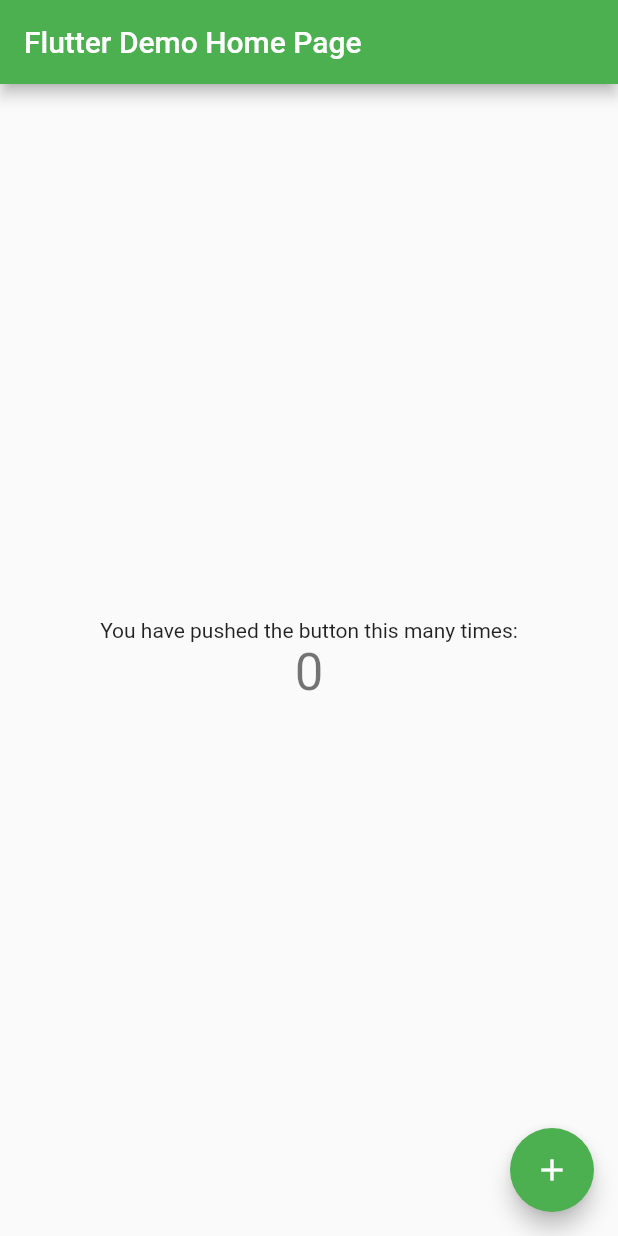
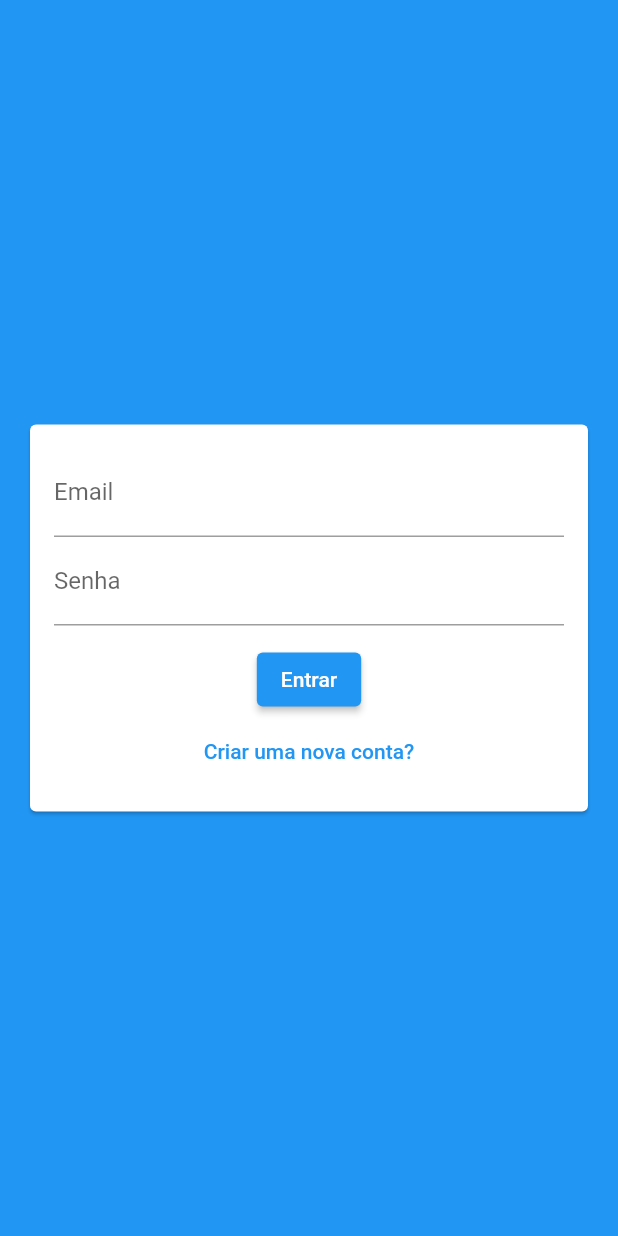
Before and after one commit to marcosmvgs/chat, a Flutter app: the screen it shows after launch, on a phone screen of 412 x 824 dp. Run offline on Flutter 3.47's test engine with Material 2 defaults, Android fonts, the phone set to English and light mode, and no system bars; our stand-ins replace image_picker; accounts and stored records are empty.

Commit message:
Implementando lógica de Login

```diff
--- /dev/null
+++ b/lib/components/auth_form.dart
@@ -0,0 +1,131 @@
+import 'dart:io';
+
+import 'package:chat/components/user_image_picker.dart';
+import 'package:chat/core/models/auth_form_data.dart';
+import 'package:flutter/material.dart';
+
+class AuthForm extends StatefulWidget {
+  final void Function(AuthFormData) onSubmit;
+
+  const AuthForm({
+    super.key,
+    required this.onSubmit,
+  });
+
+  @override
+  State<AuthForm> createState() => _AuthFormState();
+}
+
+class _AuthFormState extends State<AuthForm> {
+  final _formKey = GlobalKey<FormState>();
+  final _formData = AuthFormData();
+
+  void _handleImagePick(File image) {
+    _formData.image = image;
+  }
+
+  void _showError(String msg) {
+    ScaffoldMessenger.of(context).showSnackBar(
+      SnackBar(
+        content: Text(msg),
+        backgroundColor: Theme.of(context).errorColor,
+      ),
+    );
+  }
+
+  void _submit() {
+    final isValid = _formKey.currentState?.validate() ?? false;
+    if (!isValid) return;
+
+    if (_formData.image == null && _formData.isSignup) {
+      return _showError('Selecione uma imagem');
+    }
+
+    widget.onSubmit(_formData);
+  }
+
+  @override
+  Widget build(BuildContext context) {
+    return Card(
+      margin: const EdgeInsets.all(20),
+      child: Padding(
+        padding: const EdgeInsets.all(16),
+        child: Form(
+          key: _formKey,
+          child: Column(
+            children: [
+              if (_formData.isSignup)
+                UserImagePicker(
+                  onImagePick: _handleImagePick,
+                ),
+              if (_formData.isSignup)
+                TextFormField(
+                  key: const ValueKey('name'),
+                  initialValue: _formData.name,
+                  onChanged: (name) => _formData.name = name,
+                  decoration: const InputDecoration(
+                    labelText: 'Nome',
+                  ),
+                  validator: (name_) {
+                    final name = name_ ?? '';
+                    if (name.trim().length < 5) {
+                      return 'Nome deve ter no mínimo 5 caracteres';
+                    }
+                    return null;
+                  },
+                ),
+              TextFormField(
+                key: const ValueKey('email'),
+                initialValue: _formData.email,
+                onChanged: (email) => _formData.email = email,
+                decoration: const InputDecoration(
+                  labelText: 'Email',
+                ),
+                validator: (email_) {
+                  final email = email_ ?? '';
+                  if (!email.contains('@')) {
+                    return 'E-mail inválido.';
+                  }
+                  return null;
+                },
+              ),
+              TextFormField(
+                key: const ValueKey('password'),
+                initialValue: _formData.password,
+                onChanged: (password) => _formData.password = password,
+                obscureText: true,
+                decoration: const InputDecoration(
+                  labelText: 'Senha',
+                ),
+                validator: (password_) {
+                  final password = password_ ?? '';
+                  if (password.trim().length < 6) {
+                    return 'Senha deve ter no mínimo 6 caracteres';
+                  }
+                  return null;
+                },
+              ),
+              const SizedBox(height: 12),
+              ElevatedButton(
+                onPressed: _submit,
+                child: Text(
+                  _formData.isLogin ? 'Entrar' : 'Cadastrar',
+                ),
+              ),
+              TextButton(
+                onPressed: () {
+                  setState(() {
+                    _formData.toggleAuthMode();
+                  });
+                },
+                child: Text(_formData.isLogin
+                    ? 'Criar uma nova conta?'
+                    : 'Já possui conta?'),
+              )
+            ],
+          ),
+        ),
+      ),
+    );
+  }
+}
--- /dev/null
+++ b/lib/core/models/auth_form_data.dart
@@ -0,0 +1,25 @@
+import 'dart:io';
+
+enum Authmode { signup, login }
+
+class AuthFormData {
+  String name = '';
+  String email = '';
+  String password = '';
+  File? image;
+  Authmode _mode = Authmode.login;
+
+  bool get isLogin {
+    return _mode == Authmode.login;
+  }
+
+  bool get isSignup {
+    return _mode == Authmode.signup;
+  }
+
+  void toggleAuthMode() {
+    _mode = isLogin ? Authmode.signup : Authmode.login;
+  }
+
+
+}
--- a/lib/main.dart
+++ b/lib/main.dart
@@ -1,3 +1,4 @@
+import 'package:chat/pages/auth_page.dart';
 import 'package:flutter/material.dart';
 
 void main() {
@@ -7,109 +8,15 @@ void main() {
 class MyApp extends StatelessWidget {
   const MyApp({super.key});
 
-  // This widget is the root of your application.
   @override
   Widget build(BuildContext context) {
     return MaterialApp(
+      debugShowCheckedModeBanner: false,
       title: 'Flutter Demo',
       theme: ThemeData(
-        // This is the theme of your application.
-        //
-        // Try running your application with "flutter run". You'll see the
-        // application has a blue toolbar. Then, without quitting the app, try
-        // changing the primarySwatch below to Colors.green and then invoke
-        // "hot reload" (press "r" in the console where you ran "flutter run",
-        // or simply save your changes to "hot reload" in a Flutter IDE).
-        // Notice that the counter didn't reset back to zero; the application
-        // is not restarted.
-        primarySwatch: Colors.green,
+        primarySwatch: Colors.blue,
       ),
-      home: const MyHomePage(title: 'Flutter Demo Home Page'),
+      home: const AuthPage(),
     );
   }
 }
-
-class MyHomePage extends StatefulWidget {
-  const MyHomePage({super.key, required this.title});
-
-  // This widget is the home page of your application. It is stateful, meaning
-  // that it has a State object (defined below) that contains fields that affect
-  // how it looks.
-
-  // This class is the configuration for the state. It holds the values (in this
-  // case the title) provided by the parent (in this case the App widget) and
-  // used by the build method of the State. Fields in a Widget subclass are
-  // always marked "final".
-
-  final String title;
-
-  @override
-  State<MyHomePage> createState() => _MyHomePageState();
-}
-
-class _MyHomePageState extends State<MyHomePage> {
-  int _counter = 0;
-
-  void _incrementCounter() {
-    setState(() {
-      // This call to setState tells the Flutter framework that something has
-      // changed in this State, which causes it to rerun the build method below
-      // so that the display can reflect the updated values. If we changed
-      // _counter without calling setState(), then the build method would not be
-      // called again, and so nothing would appear to happen.
-      _counter++;
-    });
-  }
-
-  @override
-  Widget build(BuildContext context) {
-    // This method is rerun every time setState is called, for instance as done
-    // by the _incrementCounter method above.
-    //
-    // The Flutter framework has been optimized to make rerunning build methods
-    // fast, so that you can just rebuild anything that needs updating rather
-    // than having to individually change instances of widgets.
-    return Scaffold(
-      appBar: AppBar(
-        // Here we take the value from the MyHomePage object that was created by
-        // the App.build method, and use it to set our appbar title.
-        title: Text(widget.title),
-      ),
-      body: Center(
-        // Center is a layout widget. It takes a single child and positions it
-        // in the middle of the parent.
-        child: Column(
-          // Column is also a layout widget. It takes a list of children and
-          // arranges them vertically. By default, it sizes itself to fit its
-          // children horizontally, and tries to be as tall as its parent.
-          //
-          // Invoke "debug painting" (press "p" in the console, choose the
-          // "Toggle Debug Paint" action from the Flutter Inspector in Android
-          // Studio, or the "Toggle Debug Paint" command in Visual Studio Code)
-          // to see the wireframe for each widget.
-          //
-          // Column has various properties to control how it sizes itself and
-          // how it positions its children. Here we use mainAxisAlignment to
-          // center the children vertically; the main axis here is the vertical
-          // axis because Columns are vertical (the cross axis would be
-          // horizontal).
-          mainAxisAlignment: MainAxisAlignment.center,
-          children: <Widget>[
-            const Text(
-              'You have pushed the button this many times:',
-            ),
-            Text(
-              '$_counter',
-              style: Theme.of(context).textTheme.headline4,
-            ),
-          ],
-        ),
-      ),
-      floatingActionButton: FloatingActionButton(
-        onPressed: _incrementCounter,
-        tooltip: 'Increment',
-        child: const Icon(Icons.add),
-      ), // This trailing comma makes auto-formatting nicer for build methods.
-    );
-  }
-}
--- /dev/null
+++ b/lib/pages/auth_page.dart
@@ -0,0 +1,59 @@
+import 'package:chat/components/auth_form.dart';
+import 'package:chat/core/models/auth_form_data.dart';
+import 'package:flutter/material.dart';
+
+class AuthPage extends StatefulWidget {
+  const AuthPage({super.key});
+
+  @override
+  State<AuthPage> createState() => _AuthPageState();
+}
+
+class _AuthPageState extends State<AuthPage> {
+  bool _isLoading = false;
+
+  Future<void> _handleSubmit(AuthFormData formData) async { //Recebe os dados do formulário pela função de callback do AuthForm
+  try {
+    setState(() => _isLoading = true);
+    if(formData.isLogin) {
+      //Login
+    } else {
+      // Signup
+    }
+
+  } catch(error) {
+    // Tratar erro
+  } finally {
+    setState(() => _isLoading = false);
+  }
+
+  }
+
+  @override
+  Widget build(BuildContext context) {
+    return Scaffold(
+      backgroundColor: Theme.of(context).primaryColor,
+      body: Stack(
+        children: [
+          Center(
+            child: SingleChildScrollView(
+              child: AuthForm(
+                onSubmit: _handleSubmit,
+              ),
+            ),
+          ),
+          if(_isLoading)
+          Container(
+            decoration: const BoxDecoration(
+              color: Color.fromRGBO(0, 0, 0, 0.5)
+            ),
+            child: const Center(
+              child: CircularProgressIndicator(),
+            ),
+
+          )
+        ],
+      ),
+    );
+  }
+}
--- a/pubspec.yaml
+++ b/pubspec.yaml
@@ -36,6 +36,7 @@ dependencies:
   # The following adds the Cupertino Icons font to your application.
   # Use with the CupertinoIcons class for iOS style icons.
   cupertino_icons: ^1.0.2
+  image_picker: ^0.8.6+1
 
 dev_dependencies:
   flutter_test:
```
Also changed, not shown: lib/components/user_image_picker.dart (added, +61 -0 lines), lib/core/models/chat_user.dart (added, +14 -0 lines), lib/core/services/auth/auth_mock_service.dart (added, +63 -0 lines), lib/core/services/auth/auth_service.dart (added, +24 -0 lines), lib/pages/loading_page.dart (added, +25 -0 lines), pubspec.lock, 1 other file.
